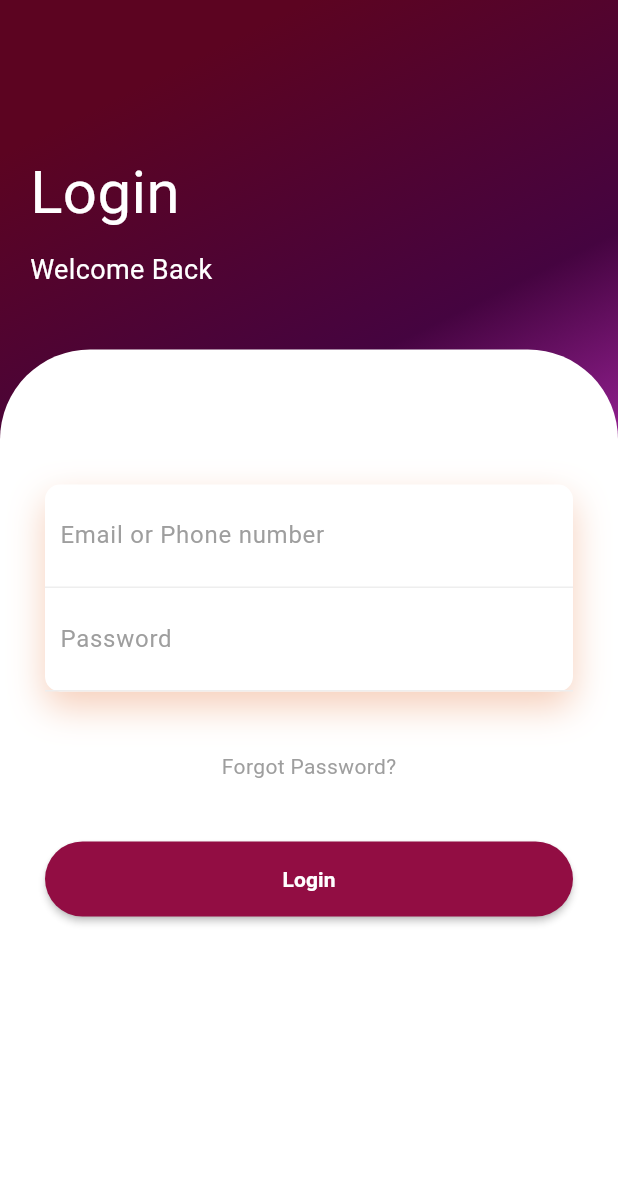
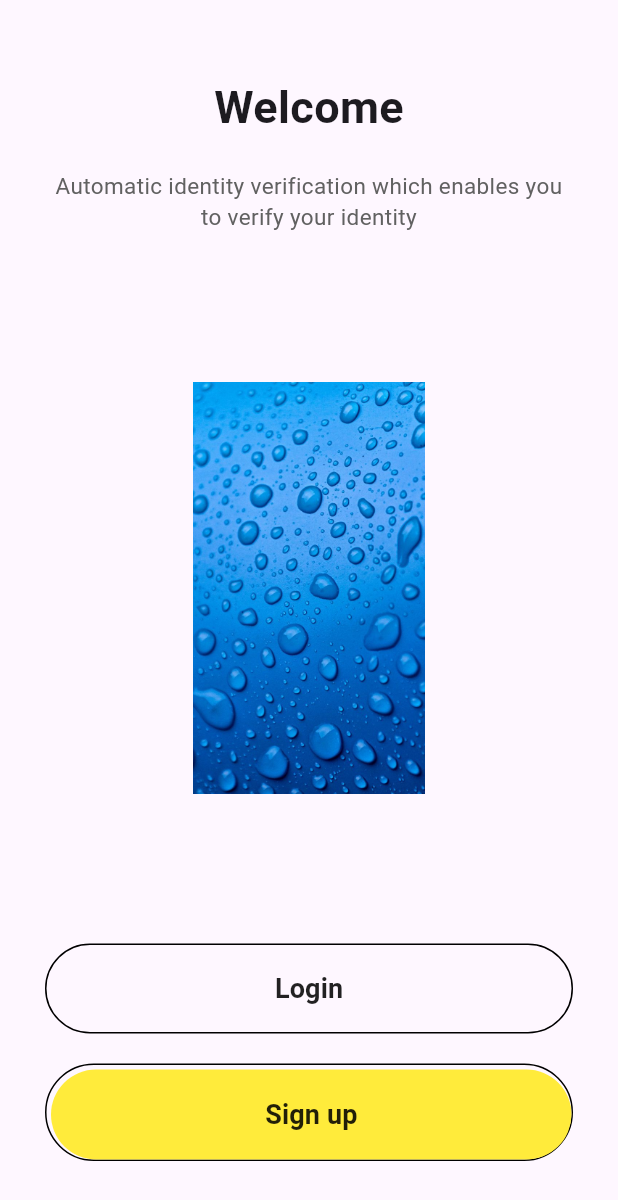
Before and after one commit to Ramees-123/OptiScore, a Flutter app: the screen it shows after launch, on a phone screen of 412 x 824 dp. Shown: the top 1200 px of the screen. Run offline on Flutter 3.47's test engine with Material 3 defaults, Android fonts, the phone set to English and light mode, and no system bars; our stand-ins replace animate_do.

Commit message:
initial commit

```diff
--- a/lib/main.dart
+++ b/lib/main.dart
@@ -1,156 +1,105 @@
 import 'package:animate_do/animate_do.dart';
 import 'package:flutter/material.dart';
+import 'package:login_page_day_23/login.dart';
+import 'package:login_page_day_23/signup.dart';
 
-void main() => runApp(MaterialApp(
+void main() {
+  runApp(
+      MaterialApp(
         debugShowCheckedModeBanner: false,
         home: HomePage(),
-    ));
+      )
+  );
+}
 
 class HomePage extends StatelessWidget {
   @override
   Widget build(BuildContext context) {
-    var fadeInUp = FadeInUp(
-        duration: Duration(milliseconds: 1300),
-        child: Text(
-          "Welcome Back",
-          style: TextStyle(color: Colors.white, fontSize: 18),
-        ));
     return Scaffold(
-      body: Container(
+      body: SafeArea(
+        child: Container(
           width: double.infinity,
-        decoration: BoxDecoration(
-            gradient: LinearGradient(begin: Alignment.topCenter, colors: [
-          const Color.fromARGB(255, 92, 4, 33),
-          const Color.fromARGB(255, 69, 4, 64),
-          const Color.fromARGB(255, 213, 55, 213)
-        ])),
+          height: MediaQuery.of(context).size.height,
+          padding: EdgeInsets.symmetric(horizontal: 30, vertical: 50),
           child: Column(
-          crossAxisAlignment: CrossAxisAlignment.start,
+            mainAxisAlignment: MainAxisAlignment.spaceBetween,
+            crossAxisAlignment: CrossAxisAlignment.center,
             children: <Widget>[
-            SizedBox(
-              height: 80,
-            ),
-            Padding(
-              padding: EdgeInsets.all(20),
-              child: Column(
-                crossAxisAlignment: CrossAxisAlignment.start,
+              Column(
                 children: <Widget>[
-                  FadeInUp(
-                      duration: Duration(milliseconds: 1000),
-                      child: Text(
-                        "Login",
-                        style: TextStyle(color: Colors.white, fontSize: 40),
-                      )),
-                  SizedBox(
-                    height: 10,
-                  ),
-                  fadeInUp,
+                  FadeInUp(duration: Duration(milliseconds: 1000), child:Text("Welcome", style: TextStyle(
+                      fontWeight: FontWeight.bold,
+                      fontSize: 30
+                  ),)),
+                  SizedBox(height: 20,),
+                  FadeInUp(duration: Duration(milliseconds: 1200), child: Text("Automatic identity verification which enables you to verify your identity",
+                    textAlign: TextAlign.center,
+                    style: TextStyle(
+                        color: Colors.grey[700],
+                        fontSize: 15
+                    ),)),
                 ],
               ),
+              FadeInUp(duration: Duration(milliseconds: 1400), child: Container(
+                height: MediaQuery.of(context).size.height / 3,
+                decoration: BoxDecoration(
+                    image: DecorationImage(
+                        image: AssetImage('assets/illustration.png')
+                    )
                 ),
-            SizedBox(height: 20),
-            Expanded(
-              child: Container(
+              )),
+              Column(
+                children: <Widget>[
+                  FadeInUp(duration: Duration(milliseconds: 1500), child: MaterialButton(
+                    minWidth: double.infinity,
+                    height: 60,
+                    onPressed: () {
+                      Navigator.push(context, MaterialPageRoute(builder: (context) => LoginPage()));
+                    },
+                    shape: RoundedRectangleBorder(
+                        side: BorderSide(
+                            color: Colors.black
+                        ),
+                        borderRadius: BorderRadius.circular(50)
+                    ),
+                    child: Text("Login", style: TextStyle(
+                        fontWeight: FontWeight.w600,
+                        fontSize: 18
+                    ),),
+                  )),
+                  SizedBox(height: 20,),
+                  FadeInUp(duration: Duration(milliseconds: 1600), child: Container(
+                    padding: EdgeInsets.only(top: 3, left: 3),
                     decoration: BoxDecoration(
-                    color: Colors.white,
-                    borderRadius: BorderRadius.only(
-                        topLeft: Radius.circular(60),
-                        topRight: Radius.circular(60))),
-                child: Padding(
-                  padding: EdgeInsets.all(30),
-                  child: Column(
-                    children: <Widget>[
-                      SizedBox(
+                        borderRadius: BorderRadius.circular(50),
+                        border: Border(
+                          bottom: BorderSide(color: Colors.black),
+                          top: BorderSide(color: Colors.black),
+                          left: BorderSide(color: Colors.black),
+                          right: BorderSide(color: Colors.black),
+                        )
+                    ),
+                    child: MaterialButton(
+                      minWidth: double.infinity,
                       height: 60,
+                      onPressed: () {
+                        Navigator.push(context, MaterialPageRoute(builder: (context) => SignupPage()));
+                      },
+                      color: Colors.yellow,
+                      elevation: 0,
+                      shape: RoundedRectangleBorder(
+                          borderRadius: BorderRadius.circular(50)
                       ),
-                      FadeInUp(
-                          duration: Duration(milliseconds: 1400),
-                          child: Container(
-                            decoration: BoxDecoration(
-                                color: Colors.white,
-                                borderRadius: BorderRadius.circular(10),
-                                boxShadow: [
-                                  BoxShadow(
-                                      color: Color.fromRGBO(225, 95, 27, .3),
-                                      blurRadius: 20,
-                                      offset: Offset(0, 10))
-                                ]),
-                            child: Column(
-                              children: <Widget>[
-                                Container(
-                                  padding: EdgeInsets.all(10),
-                                  decoration: BoxDecoration(
-                                      border: Border(
-                                          bottom: BorderSide(
-                                              color: Colors.grey.shade200))),
-                                  child: TextField(
-                                    decoration: InputDecoration(
-                                        hintText: "Email or Phone number",
-                                        hintStyle:
-                                            TextStyle(color: Colors.grey),
-                                        border: InputBorder.none),
+                      child: Text("Sign up", style: TextStyle(
+                          fontWeight: FontWeight.w600,
+                          fontSize: 18
+                      ),),
                     ),
-                                ),
-                                Container(
-                                  padding: EdgeInsets.all(10),
-                                  decoration: BoxDecoration(
-                                      border: Border(
-                                          bottom: BorderSide(
-                                              color: Colors.grey.shade200))),
-                                  child: TextField(
-                                    obscureText: true,
-                                    decoration: InputDecoration(
-                                        hintText: "Password",
-                                        hintStyle:
-                                            TextStyle(color: Colors.grey),
-                                        border: InputBorder.none),
-                                  ),
-                                ),
+                  ))
+                ],
+              )
             ],
           ),
-                          )),
-                      SizedBox(
-                        height: 40,
-                      ),
-                      FadeInUp(
-                          duration: Duration(milliseconds: 1500),
-                          child: Text(
-                            "Forgot Password?",
-                            style: TextStyle(color: Colors.grey),
-                          )),
-                      SizedBox(
-                        height: 40,
-                      ),
-                      FadeInUp(
-                          duration: Duration(milliseconds: 1600),
-                          child: MaterialButton(
-                            onPressed: () {},
-                            height: 50,
-                            // margin: EdgeInsets.symmetric(horizontal: 50),
-                            color: const Color.fromARGB(255, 146, 13, 67),
-                            shape: RoundedRectangleBorder(
-                              borderRadius: BorderRadius.circular(50),
-                            ),
-                            // decoration: BoxDecoration(
-                            // ),
-                            child: Center(
-                              child: Text(
-                                "Login",
-                                style: TextStyle(
-                                    color: Colors.white,
-                                    fontWeight: FontWeight.bold),
-                              ),
-                            ),
-                          )),
-                      SizedBox(
-                        height: 30,
-                      ),
-                    ],
-                  ),
-                ),
-              ),
-            )
-          ],
         ),
       ),
     );
```
Also changed, not shown: lib/login.dart (added, +158 -0 lines), lib/signup.dart (added, +125 -0 lines), pubspec.yaml (+16 -30 lines), assets/background.png (added), assets/illustration.png (renamed from assets/images/first.png), pubspec.lock, 1 other file. Lines whose indentation alone changed are shown as unchanged.
